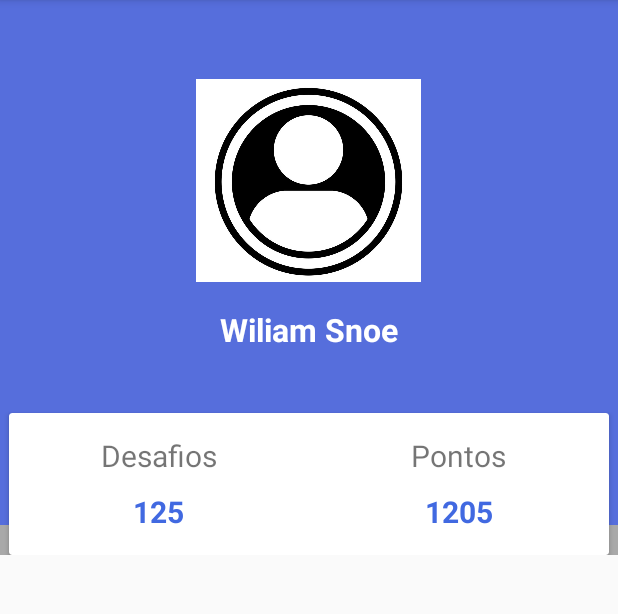
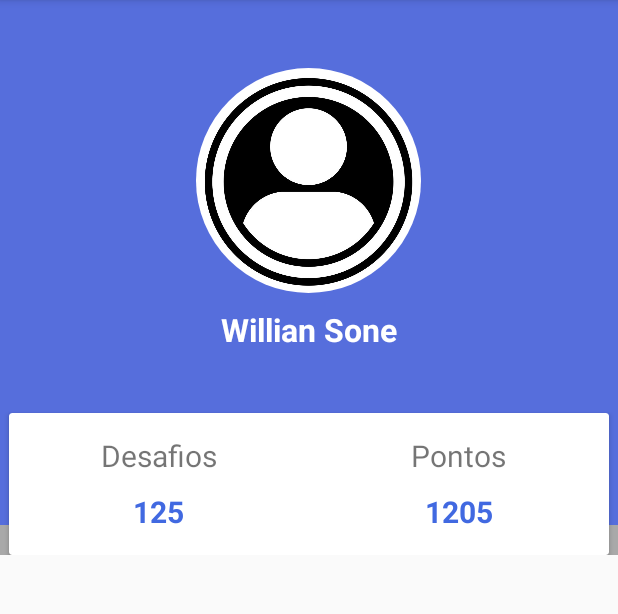
Before and after one commit to mateusmaaia/ceos, an Android app: the ProfileActivity screen opened directly, with no data from a screen before it, on a phone screen of 412 x 824 dp, the part 84-698 px from its top. Run offline under Robolectric (Android 15) with nearby library versions, the phone set to English and light mode, and no system bars; our stand-ins replace CircleImageView, data binding.

Commit message:
Added recycler view

```diff
--- a/app/build.gradle
+++ b/app/build.gradle
@@ -27,10 +27,12 @@ android {
 
 dependencies {
     implementation fileTree(include: ['*.jar'], dir: 'libs')
-    implementation"org.jetbrains.kotlin:kotlin-stdlib-jdk7:$kotlin_version"
+    implementation "org.jetbrains.kotlin:kotlin-stdlib-jdk7:$kotlin_version"
     implementation 'com.android.support:appcompat-v7:27.1.1'
     implementation 'com.android.support.constraint:constraint-layout:1.1.2'
     implementation 'com.github.bumptech.glide:glide:4.8.0'
     implementation 'com.android.support:cardview-v7:27.1.1'
+    implementation 'com.android.support:recyclerview-v7:27.1.1'
     annotationProcessor 'com.github.bumptech.glide:compiler:4.8.0'
+    implementation 'de.hdodenhof:circleimageview:2.2.0'
 }
--- a/app/src/main/java/leviata/ceos/HomeActivity.kt
+++ b/app/src/main/java/leviata/ceos/HomeActivity.kt
@@ -12,4 +12,5 @@ class HomeActivity : MenuFragment() {
         binding.look = Look()
     }
 
+
 }
--- a/app/src/main/res/layout/activity_profile.xml
+++ b/app/src/main/res/layout/activity_profile.xml
@@ -37,11 +37,13 @@
                         android:background="@color/colorPrimaryDark"
                         android:orientation="vertical">
 
-                        <ImageView
+                        <de.hdodenhof.circleimageview.CircleImageView
                             android:layout_width="150dp"
                             android:layout_height="150dp"
                             android:layout_gravity="center_horizontal"
                             android:layout_marginTop="45dp"
+                            android:scaleType="centerCrop"
+                            android:layout_centerHorizontal="true"
                             android:src="@drawable/avatar" />
 
                         <TextView
@@ -49,7 +51,7 @@
                             android:layout_height="wrap_content"
                             android:layout_gravity="center_horizontal"
                             android:layout_marginTop="10dp"
-                            android:text="Wiliam Snoe"
+                            android:text="@string/username"
                             android:textColor="#fff"
                             android:textSize="21sp"
                             android:textStyle="bold" />
--- a/app/src/main/res/values/strings.xml
+++ b/app/src/main/res/values/strings.xml
@@ -7,6 +7,7 @@
     <string name="register_enter_btn">Cadastrar</string>
     <string name="confirm_email">Digite seu e-mail</string>
     <string name="forgot_password_btn">Enviar</string>
+    <string name="username">Willian Sone</string>
     <string name="forgot_password">
         <a href="">Esqueceu sua senha?</a>
     </string>
```
Also changed, not shown: app/src/main/res/layout/activity_home.xml (+8 -1 lines), app/src/main/res/layout/layout_list.xml (added, +47 -0 lines).
